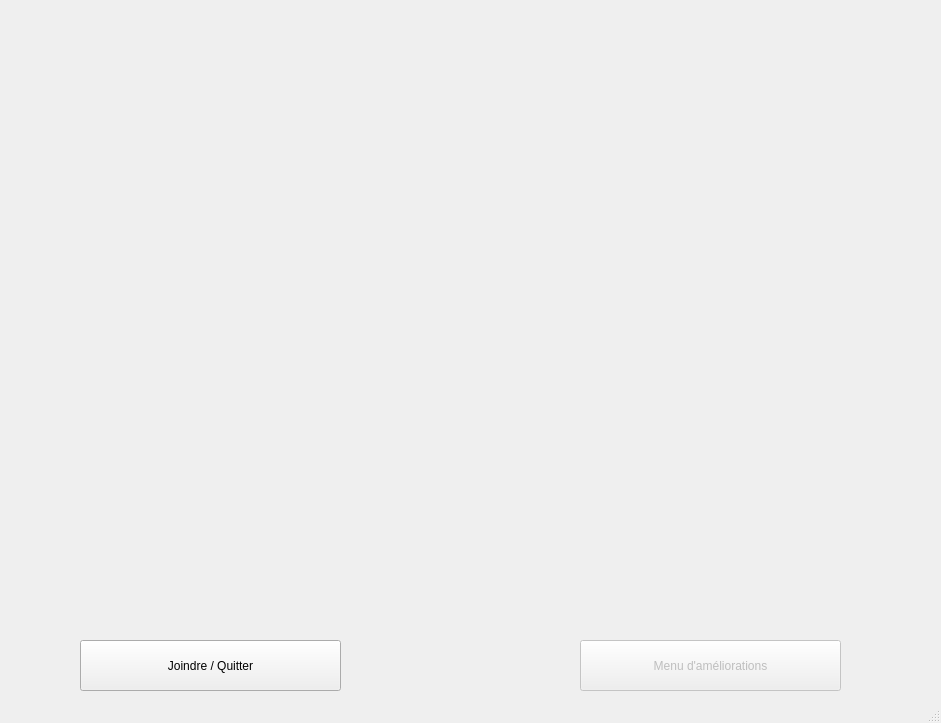
First picture: the form in pixelatrclientwindow.ui, repository massicotteg/CLL-PixelATRClient, before the edit.
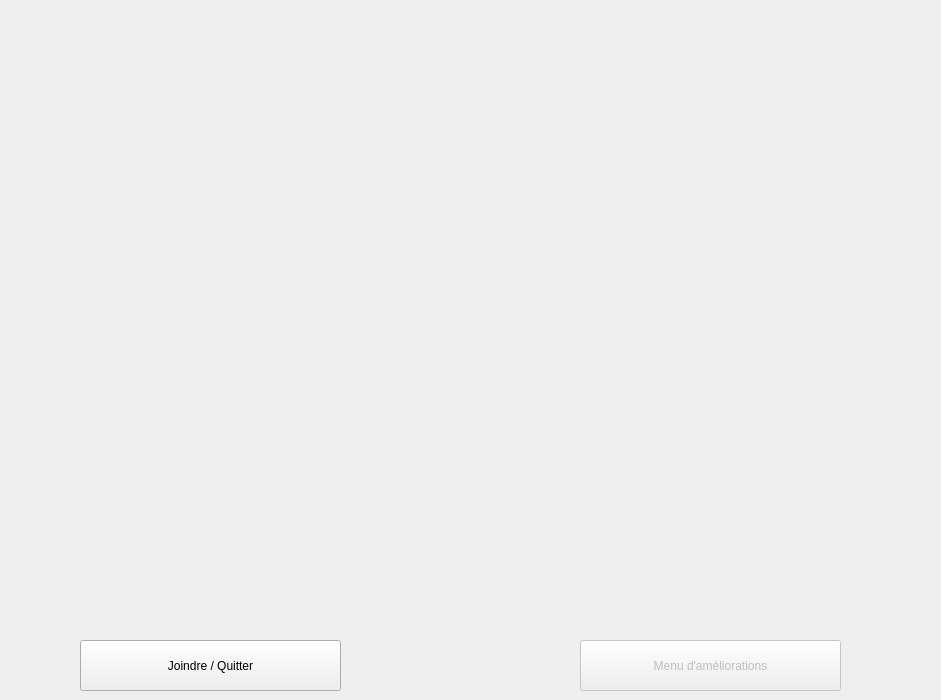
Second picture: the form after the edit.

Diff of the .ui file:
```diff
--- a/pixelatrclientwindow.ui
+++ b/pixelatrclientwindow.ui
@@ -7,7 +7,7 @@
     <x>0</x>
     <y>0</y>
     <width>941</width>
-    <height>723</height>
+    <height>700</height>
    </rect>
   </property>
   <property name="sizePolicy">
@@ -29,6 +29,9 @@
       <height>71</height>
      </rect>
     </property>
+    <property name="autoFillBackground">
+     <bool>false</bool>
+    </property>
     <property name="frameShape">
      <enum>QFrame::NoFrame</enum>
     </property>
@@ -66,7 +69,6 @@
     </widget>
    </widget>
   </widget>
-  <widget class="QStatusBar" name="statusBar"/>
  </widget>
  <layoutdefault spacing="6" margin="11"/>
  <resources/>
```
